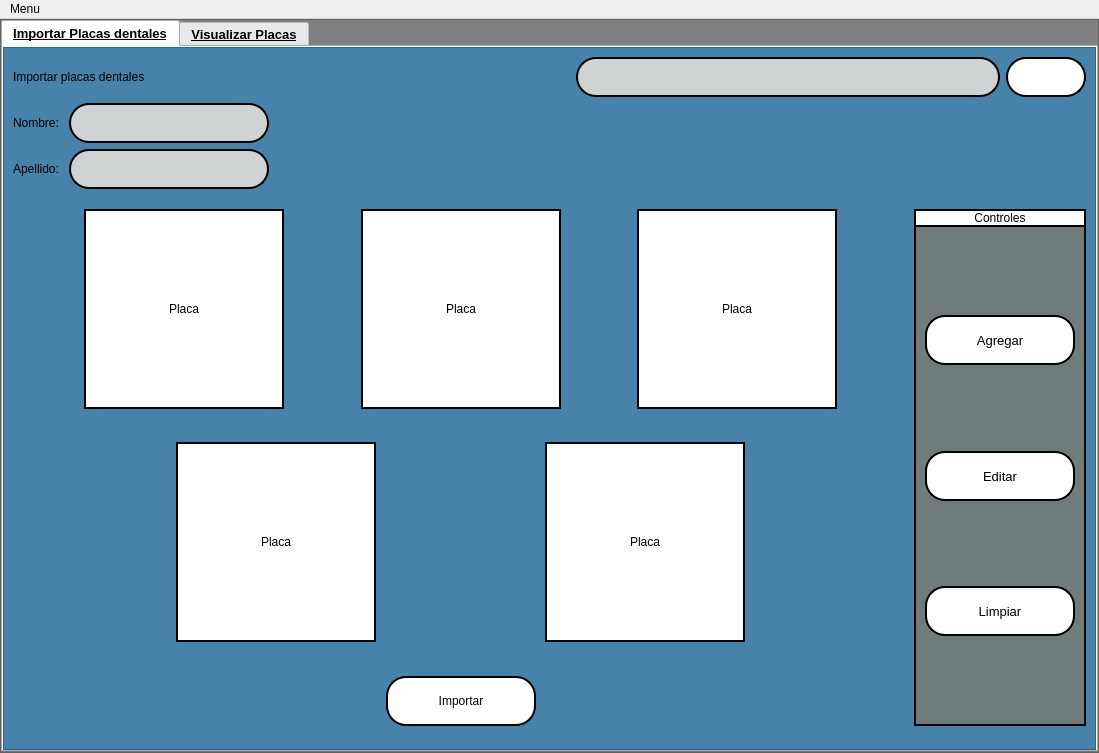
First picture: the form in interfaces/placas.ui, repository Reinaldito04/App-Consultas-y-Historias-Medicas, before the edit.
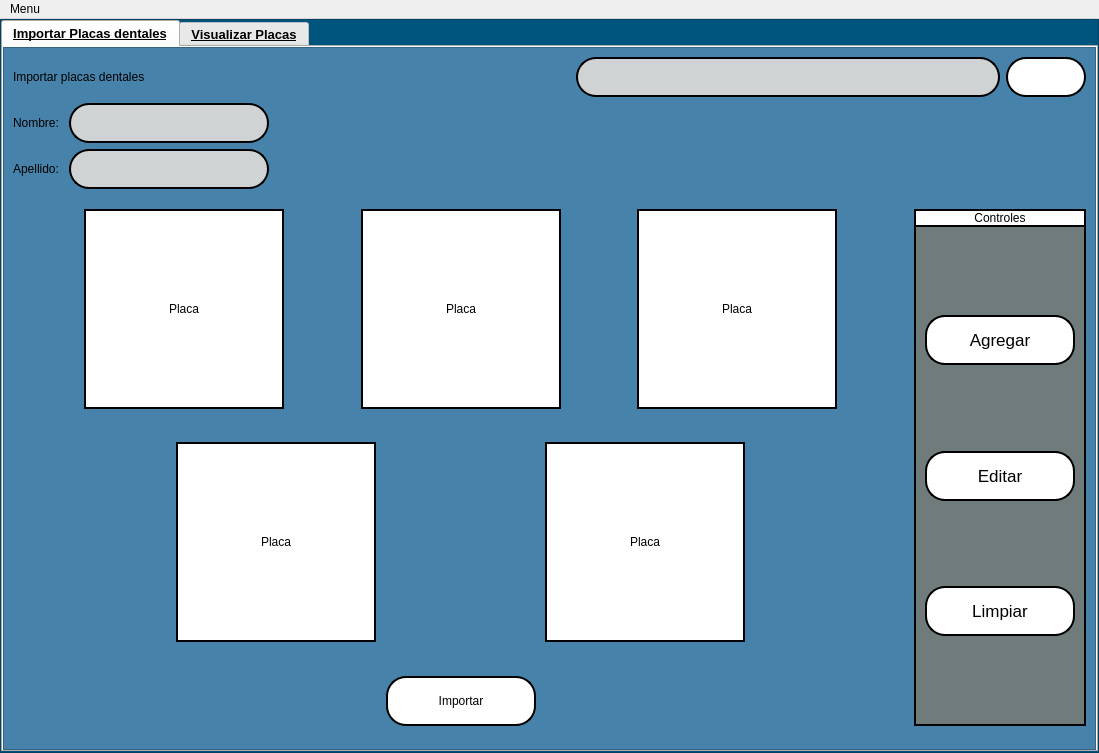
Second picture: the form after the edit. The open tabs and pages were chosen to show the change. Icons and pictures are not drawn.

```diff
--- a/interfaces/placas.ui
+++ b/interfaces/placas.ui
@@ -34,7 +34,8 @@
      <widget class="QFrame" name="frame">
       <property name="styleSheet">
        <string notr="true">QFrame{
-background-color:gray;
+background-color:rgb(0, 85, 127);
+
 }</string>
       </property>
       <property name="frameShape">
@@ -738,7 +739,11 @@
                          </property>
                          <property name="font">
                           <font>
-                           <pointsize>10</pointsize>
+                           <family>Microsoft Sans Serif</family>
+                           <pointsize>13</pointsize>
+                           <weight>50</weight>
+                           <italic>false</italic>
+                           <bold>false</bold>
                           </font>
                          </property>
                          <property name="text">
@@ -785,7 +790,11 @@
                          </property>
                          <property name="font">
                           <font>
-                           <pointsize>10</pointsize>
+                           <family>Microsoft Sans Serif</family>
+                           <pointsize>13</pointsize>
+                           <weight>50</weight>
+                           <italic>false</italic>
+                           <bold>false</bold>
                           </font>
                          </property>
                          <property name="text">
@@ -832,7 +841,11 @@
                          </property>
                          <property name="font">
                           <font>
-                           <pointsize>10</pointsize>
+                           <family>Microsoft Sans Serif</family>
+                           <pointsize>13</pointsize>
+                           <weight>50</weight>
+                           <italic>false</italic>
+                           <bold>false</bold>
                           </font>
                          </property>
                          <property name="text">
```
Left out of the diff: 14 changed lines with no effect on the pictures.
